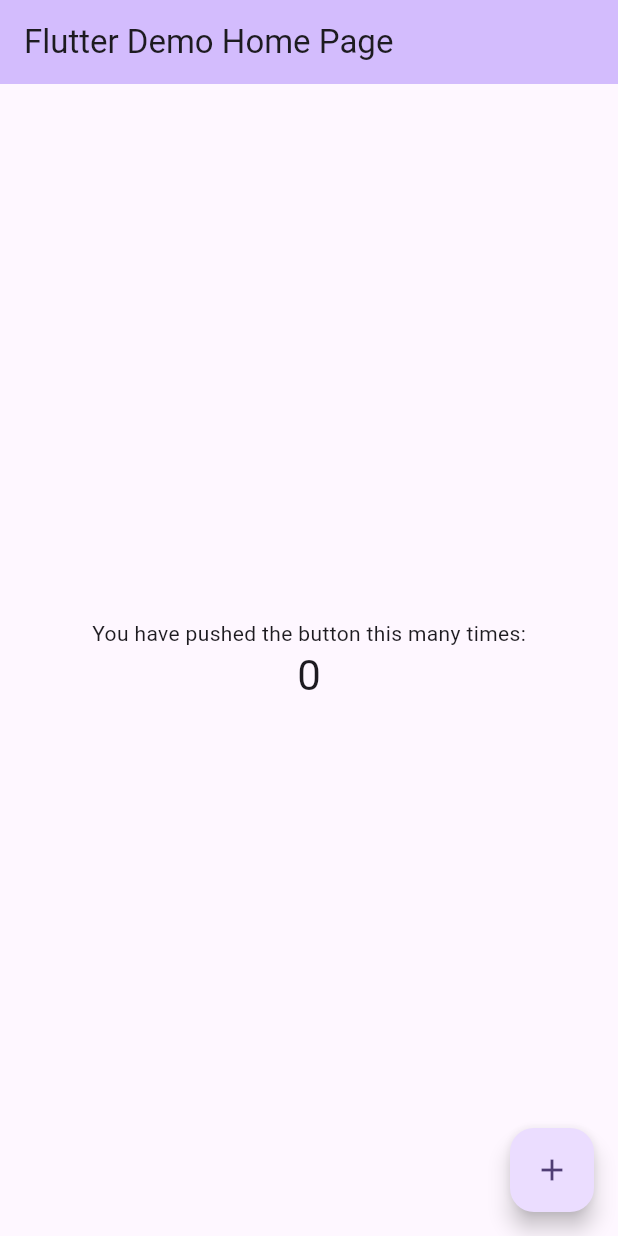
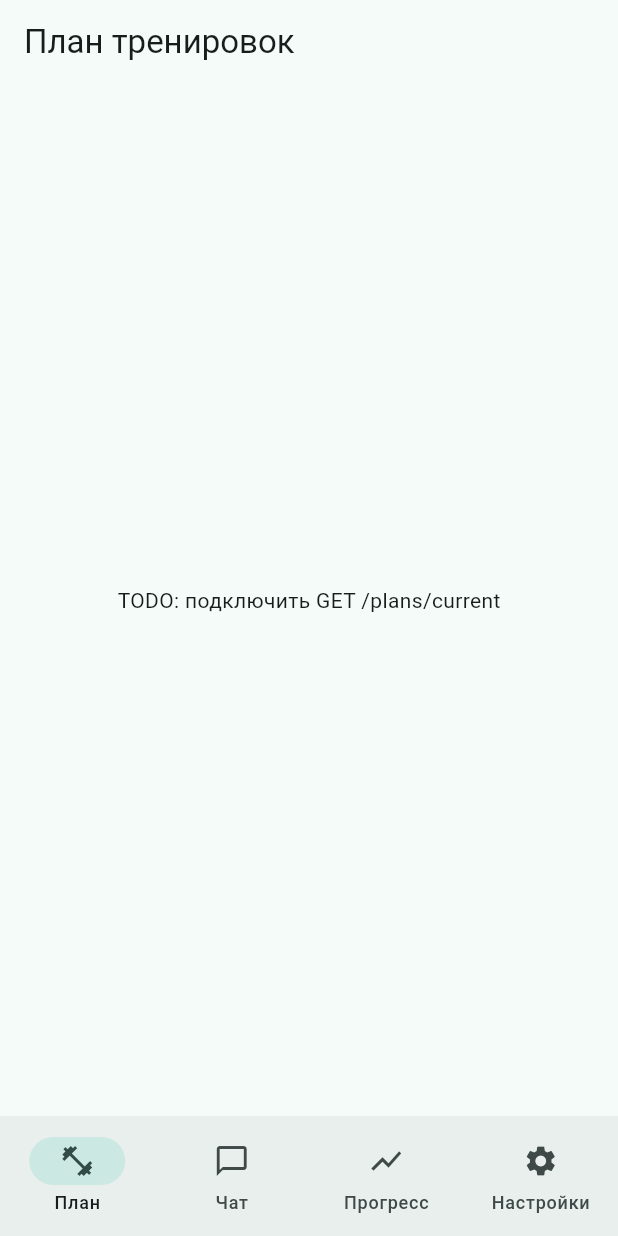
Before and after one commit to EgorZxcf/ai-fit-coach, a Flutter app: the screen it shows after launch, on a phone screen of 412 x 824 dp. Run offline on Flutter 3.47's test engine with Material 3 defaults, Android fonts, the phone set to English and light mode, and no system bars.

Commit message:
Add main screens and api client

```diff
--- a/mobile/lib/main.dart
+++ b/mobile/lib/main.dart
@@ -1,122 +1,107 @@
+// Путь в репозитории: mobile/lib/main.dart
+// Заменить стандартный файл, который создаст `flutter create`, этим содержимым.
+
 import 'package:flutter/material.dart';
 
 void main() {
-  runApp(const MyApp());
+  runApp(const AiFitCoachApp());
 }
 
-class MyApp extends StatelessWidget {
-  const MyApp({super.key});
+class AiFitCoachApp extends StatelessWidget {
+  const AiFitCoachApp({super.key});
 
-  // This widget is the root of your application.
   @override
   Widget build(BuildContext context) {
     return MaterialApp(
-      title: 'Flutter Demo',
+      title: 'AI Fit Coach',
       theme: ThemeData(
-        // This is the theme of your application.
-        //
-        // TRY THIS: Try running your application with "flutter run". You'll see
-        // the application has a purple toolbar. Then, without quitting the app,
-        // try changing the seedColor in the colorScheme below to Colors.green
-        // and then invoke "hot reload" (save your changes or press the "hot
-        // reload" button in a Flutter-supported IDE, or press "r" if you used
-        // the command line to start the app).
-        //
-        // Notice that the counter didn't reset back to zero; the application
-        // state is not lost during the reload. To reset the state, use hot
-        // restart instead.
-        //
-        // This works for code too, not just values: Most code changes can be
-        // tested with just a hot reload.
-        colorScheme: ColorScheme.fromSeed(seedColor: Colors.deepPurple),
+        colorSchemeSeed: Colors.teal,
+        useMaterial3: true,
       ),
-      home: const MyHomePage(title: 'Flutter Demo Home Page'),
+      home: const RootScreen(),
     );
   }
 }
 
-class MyHomePage extends StatefulWidget {
-  const MyHomePage({super.key, required this.title});
-
-  // This widget is the home page of your application. It is stateful, meaning
-  // that it has a State object (defined below) that contains fields that affect
-  // how it looks.
-
-  // This class is the configuration for the state. It holds the values (in this
-  // case the title) provided by the parent (in this case the App widget) and
-  // used by the build method of the State. Fields in a Widget subclass are
-  // always marked "final".
-
-  final String title;
+class RootScreen extends StatefulWidget {
+  const RootScreen({super.key});
 
   @override
-  State<MyHomePage> createState() => _MyHomePageState();
+  State<RootScreen> createState() => _RootScreenState();
 }
 
-class _MyHomePageState extends State<MyHomePage> {
-  int _counter = 0;
+class _RootScreenState extends State<RootScreen> {
+  int _currentIndex = 0;
 
-  void _incrementCounter() {
-    setState(() {
-      // This call to setState tells the Flutter framework that something has
-      // changed in this State, which causes it to rerun the build method below
-      // so that the display can reflect the updated values. If we changed
-      // _counter without calling setState(), then the build method would not be
-      // called again, and so nothing would appear to happen.
-      _counter++;
-    });
-  }
+  final _screens = const [
+    PlanScreen(),
+    ChatScreen(),
+    ProgressScreen(),
+    SettingsScreen(),
+  ];
 
   @override
   Widget build(BuildContext context) {
-    // This method is rerun every time setState is called, for instance as done
-    // by the _incrementCounter method above.
-    //
-    // The Flutter framework has been optimized to make rerunning build methods
-    // fast, so that you can just rebuild anything that needs updating rather
-    // than having to individually change instances of widgets.
     return Scaffold(
-      appBar: AppBar(
-        // TRY THIS: Try changing the color here to a specific color (to
-        // Colors.amber, perhaps?) and trigger a hot reload to see the AppBar
-        // change color while the other colors stay the same.
-        backgroundColor: Theme.of(context).colorScheme.inversePrimary,
-        // Here we take the value from the MyHomePage object that was created by
-        // the App.build method, and use it to set our appbar title.
-        title: Text(widget.title),
+      body: _screens[_currentIndex],
+      bottomNavigationBar: NavigationBar(
+        selectedIndex: _currentIndex,
+        onDestinationSelected: (i) => setState(() => _currentIndex = i),
+        destinations: const [
+          NavigationDestination(icon: Icon(Icons.fitness_center), label: 'План'),
+          NavigationDestination(icon: Icon(Icons.chat_bubble_outline), label: 'Чат'),
+          NavigationDestination(icon: Icon(Icons.show_chart), label: 'Прогресс'),
+          NavigationDestination(icon: Icon(Icons.settings), label: 'Настройки'),
+        ],
       ),
-      body: Center(
-        // Center is a layout widget. It takes a single child and positions it
-        // in the middle of the parent.
-        child: Column(
-          // Column is also a layout widget. It takes a list of children and
-          // arranges them vertically. By default, it sizes itself to fit its
-          // children horizontally, and tries to be as tall as its parent.
-          //
-          // Column has various properties to control how it sizes itself and
-          // how it positions its children. Here we use mainAxisAlignment to
-          // center the children vertically; the main axis here is the vertical
-          // axis because Columns are vertical (the cross axis would be
-          // horizontal).
-          //
-          // TRY THIS: Invoke "debug painting" (choose the "Toggle Debug Paint"
-          // action in the IDE, or press "p" in the console), to see the
-          // wireframe for each widget.
-          mainAxisAlignment: MainAxisAlignment.center,
-          children: <Widget>[
-            const Text('You have pushed the button this many times:'),
-            Text(
-              '$_counter',
-              style: Theme.of(context).textTheme.headlineMedium,
-            ),
-          ],
-        ),
-      ),
-      floatingActionButton: FloatingActionButton(
-        onPressed: _incrementCounter,
-        tooltip: 'Increment',
-        child: const Icon(Icons.add),
-      ), // This trailing comma makes auto-formatting nicer for build methods.
     );
   }
 }
+
+class PlanScreen extends StatelessWidget {
+  const PlanScreen({super.key});
+
+  @override
+  Widget build(BuildContext context) {
+    return Scaffold(
+      appBar: AppBar(title: const Text('План тренировок')),
+      body: const Center(child: Text('TODO: подключить GET /plans/current')),
+    );
+  }
+}
+
+class ChatScreen extends StatelessWidget {
+  const ChatScreen({super.key});
+
+  @override
+  Widget build(BuildContext context) {
+    return Scaffold(
+      appBar: AppBar(title: const Text('AI-тренер')),
+      body: const Center(child: Text('TODO: подключить POST /chat/message')),
+    );
+  }
+}
+
+class ProgressScreen extends StatelessWidget {
+  const ProgressScreen({super.key});
+
+  @override
+  Widget build(BuildContext context) {
+    return Scaffold(
+      appBar: AppBar(title: const Text('Прогресс')),
+      body: const Center(child: Text('TODO: подключить GET /progress')),
+    );
+  }
+}
+
+class SettingsScreen extends StatelessWidget {
+  const SettingsScreen({super.key});
+
+  @override
+  Widget build(BuildContext context) {
+    return Scaffold(
+      appBar: AppBar(title: const Text('Настройки')),
+      body: const Center(child: Text('Подписка, профиль, выход')),
+    );
+  }
+}
--- a/mobile/pubspec.yaml
+++ b/mobile/pubspec.yaml
@@ -30,7 +30,7 @@ environment:
 dependencies:
   flutter:
     sdk: flutter
-
+  http: ^1.2.0
   # The following adds the Cupertino Icons font to your application.
   # Use with the CupertinoIcons class for iOS style icons.
   cupertino_icons: ^1.0.8
```
Also changed, not shown: mobile/lib/services/api_client.dart (added, +54 -0 lines).
